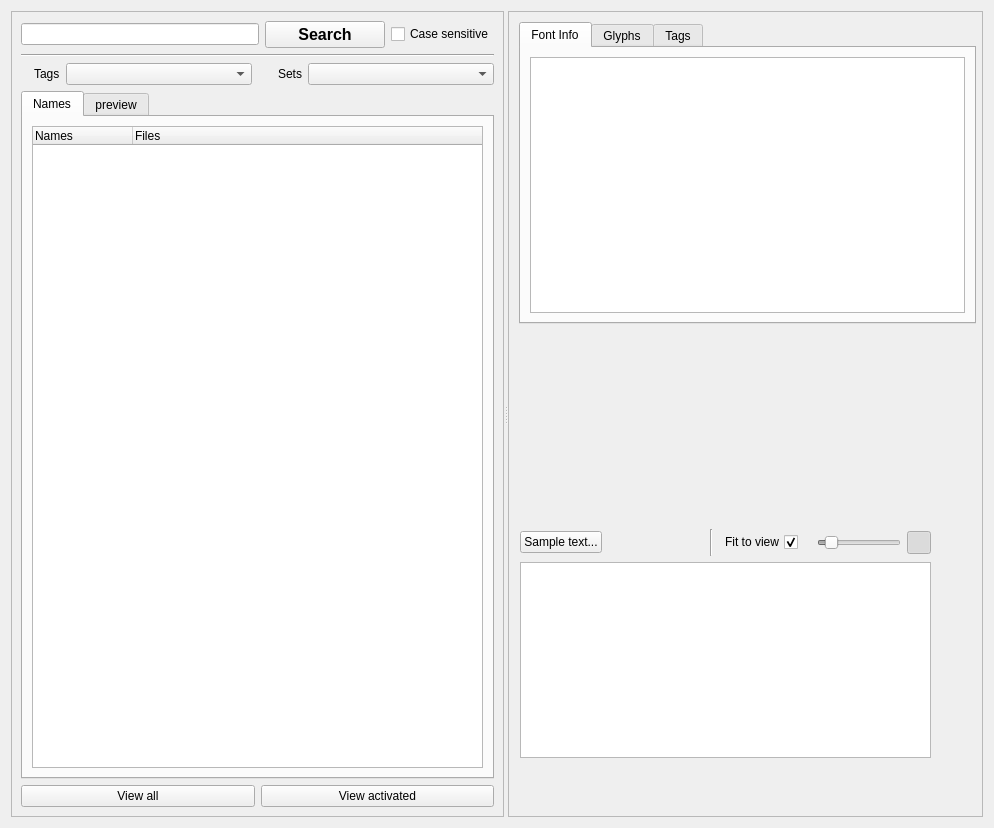
fontmatrix/fontmatrix, file src/mainview.ui: the form before one commit.
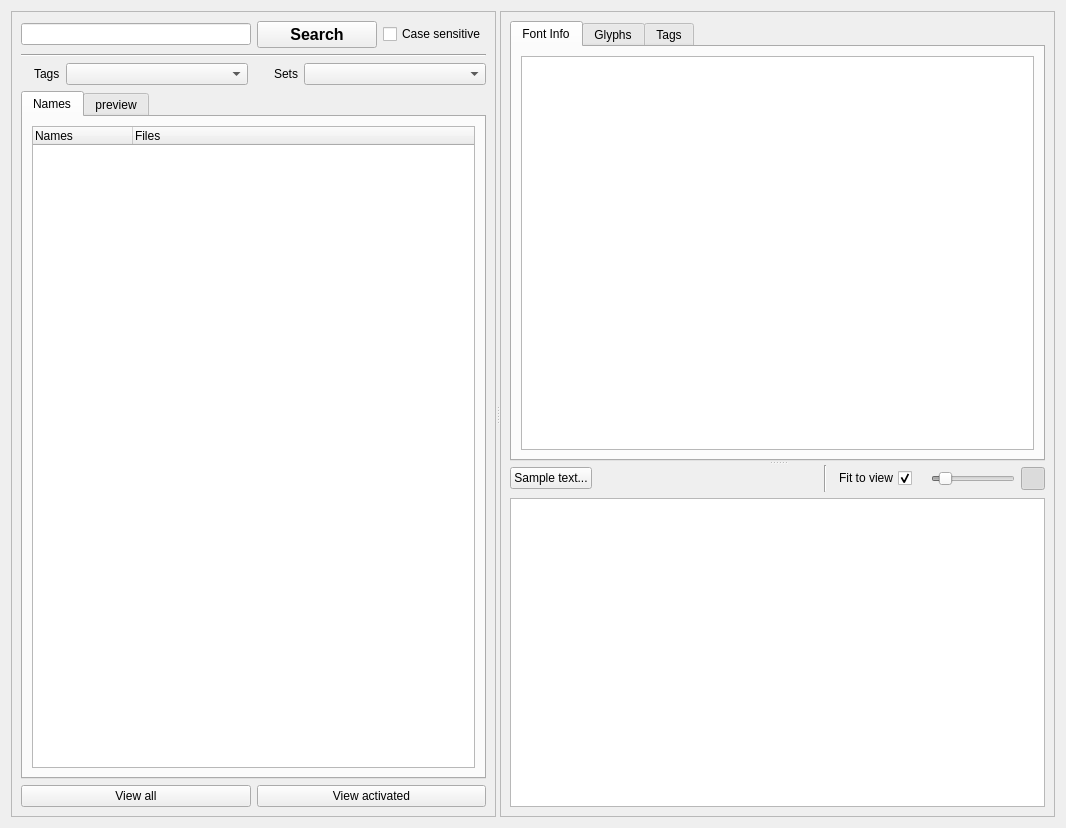
The form after the commit. The open tabs and pages were chosen to show the change. Icons and pictures are not drawn. Custom widgets are drawn as their Qt base class.

Commit message: fontmatrix: FIXED ui issue in glyphs view (raised by Vlada, thanks to him)

```diff
--- a/src/mainview.ui
+++ b/src/mainview.ui
@@ -6,7 +6,7 @@
    <rect>
     <x>0</x>
     <y>0</y>
-    <width>994</width>
+    <width>1066</width>
     <height>828</height>
    </rect>
   </property>
@@ -285,153 +285,13 @@
       <property name="frameShadow" >
        <enum>QFrame::Raised</enum>
       </property>
-      <widget class="QWidget" name="" >
-       <property name="geometry" >
-        <rect>
-         <x>12</x>
-         <y>518</y>
-         <width>411</width>
-         <height>229</height>
-        </rect>
-       </property>
        <layout class="QGridLayout" >
         <item row="0" column="0" >
-         <layout class="QHBoxLayout" >
-          <item>
-           <widget class="QPushButton" name="textButton" >
-            <property name="text" >
-             <string>Sample text...</string>
-            </property>
-           </widget>
-          </item>
-          <item>
-           <spacer>
-            <property name="orientation" >
-             <enum>Qt::Horizontal</enum>
-            </property>
-            <property name="sizeHint" >
-             <size>
-              <width>71</width>
-              <height>27</height>
-             </size>
-            </property>
-           </spacer>
-          </item>
-          <item>
-           <widget class="Line" name="line_3" >
+        <widget class="QSplitter" name="rightSplitter" >
             <property name="orientation" >
              <enum>Qt::Vertical</enum>
             </property>
-           </widget>
-          </item>
-          <item>
-           <widget class="QCheckBox" name="fitViewCheck" >
-            <property name="layoutDirection" >
-             <enum>Qt::RightToLeft</enum>
-            </property>
-            <property name="text" >
-             <string>Fit to view</string>
-            </property>
-            <property name="checked" >
-             <bool>true</bool>
-            </property>
-           </widget>
-          </item>
-          <item>
-           <widget class="QLabel" name="label" >
-            <property name="text" >
-             <string/>
-            </property>
-            <property name="pixmap" >
-             <pixmap resource="application.qrc" >:/fontmatrix_zoom.png</pixmap>
-            </property>
-            <property name="alignment" >
-             <set>Qt::AlignRight|Qt::AlignTrailing|Qt::AlignVCenter</set>
-            </property>
-           </widget>
-          </item>
-          <item>
-           <widget class="QSlider" name="renderZoom" >
-            <property name="enabled" >
-             <bool>false</bool>
-            </property>
-            <property name="sizePolicy" >
-             <sizepolicy vsizetype="Fixed" hsizetype="Preferred" >
-              <horstretch>0</horstretch>
-              <verstretch>0</verstretch>
-             </sizepolicy>
-            </property>
-            <property name="toolTip" >
-             <string comment="zoom" >zoom</string>
-            </property>
-            <property name="statusTip" >
-             <string>zoom is disabled, uncheck fit to view to enable zoom</string>
-            </property>
-            <property name="layoutDirection" >
-             <enum>Qt::LeftToRight</enum>
-            </property>
-            <property name="maximum" >
-             <number>1000</number>
-            </property>
-            <property name="value" >
-             <number>100</number>
-            </property>
-            <property name="tracking" >
-             <bool>true</bool>
-            </property>
-            <property name="orientation" >
-             <enum>Qt::Horizontal</enum>
-            </property>
-            <property name="invertedAppearance" >
-             <bool>false</bool>
-            </property>
-            <property name="invertedControls" >
-             <bool>false</bool>
-            </property>
-            <property name="tickPosition" >
-             <enum>QSlider::NoTicks</enum>
-            </property>
-            <property name="tickInterval" >
-             <number>0</number>
-            </property>
-           </widget>
-          </item>
-          <item>
-           <widget class="QToolButton" name="antiAliasButton" >
-            <property name="text" >
-             <string/>
-            </property>
-            <property name="icon" >
-             <iconset resource="application.qrc" >:/fontmatrix_antialias.png</iconset>
-            </property>
-            <property name="checkable" >
-             <bool>true</bool>
-            </property>
-            <property name="checked" >
-             <bool>true</bool>
-            </property>
-           </widget>
-          </item>
-         </layout>
-        </item>
-        <item row="1" column="0" >
-         <widget class="FMSampleTextView" name="loremView" >
-          <property name="focusPolicy" >
-           <enum>Qt::NoFocus</enum>
-          </property>
-         </widget>
-        </item>
-       </layout>
-      </widget>
       <widget class="QTabWidget" name="tabView" >
-       <property name="geometry" >
-        <rect>
-         <x>11</x>
-         <y>11</y>
-         <width>457</width>
-         <height>302</height>
-        </rect>
-       </property>
        <property name="currentIndex" >
         <number>1</number>
        </property>
@@ -578,6 +438,139 @@
         </attribute>
        </widget>
       </widget>
+         <widget class="QWidget" name="layoutWidget" >
+          <layout class="QGridLayout" >
+           <item row="0" column="0" >
+            <layout class="QHBoxLayout" >
+             <item>
+              <widget class="QPushButton" name="textButton" >
+               <property name="text" >
+                <string>Sample text...</string>
+               </property>
+              </widget>
+             </item>
+             <item>
+              <spacer>
+               <property name="orientation" >
+                <enum>Qt::Horizontal</enum>
+               </property>
+               <property name="sizeHint" >
+                <size>
+                 <width>71</width>
+                 <height>27</height>
+                </size>
+               </property>
+              </spacer>
+             </item>
+             <item>
+              <widget class="Line" name="line_3" >
+               <property name="orientation" >
+                <enum>Qt::Vertical</enum>
+               </property>
+              </widget>
+             </item>
+             <item>
+              <widget class="QCheckBox" name="fitViewCheck" >
+               <property name="layoutDirection" >
+                <enum>Qt::RightToLeft</enum>
+               </property>
+               <property name="text" >
+                <string>Fit to view</string>
+               </property>
+               <property name="checked" >
+                <bool>true</bool>
+               </property>
+              </widget>
+             </item>
+             <item>
+              <widget class="QLabel" name="label" >
+               <property name="text" >
+                <string/>
+               </property>
+               <property name="pixmap" >
+                <pixmap resource="application.qrc" >:/fontmatrix_zoom.png</pixmap>
+               </property>
+               <property name="alignment" >
+                <set>Qt::AlignRight|Qt::AlignTrailing|Qt::AlignVCenter</set>
+               </property>
+              </widget>
+             </item>
+             <item>
+              <widget class="QSlider" name="renderZoom" >
+               <property name="enabled" >
+                <bool>false</bool>
+               </property>
+               <property name="sizePolicy" >
+                <sizepolicy vsizetype="Fixed" hsizetype="Preferred" >
+                 <horstretch>0</horstretch>
+                 <verstretch>0</verstretch>
+                </sizepolicy>
+               </property>
+               <property name="toolTip" >
+                <string comment="zoom" >zoom</string>
+               </property>
+               <property name="statusTip" >
+                <string>zoom is disabled, uncheck fit to view to enable zoom</string>
+               </property>
+               <property name="layoutDirection" >
+                <enum>Qt::LeftToRight</enum>
+               </property>
+               <property name="maximum" >
+                <number>1000</number>
+               </property>
+               <property name="value" >
+                <number>100</number>
+               </property>
+               <property name="tracking" >
+                <bool>true</bool>
+               </property>
+               <property name="orientation" >
+                <enum>Qt::Horizontal</enum>
+               </property>
+               <property name="invertedAppearance" >
+                <bool>false</bool>
+               </property>
+               <property name="invertedControls" >
+                <bool>false</bool>
+               </property>
+               <property name="tickPosition" >
+                <enum>QSlider::NoTicks</enum>
+               </property>
+               <property name="tickInterval" >
+                <number>0</number>
+               </property>
+              </widget>
+             </item>
+             <item>
+              <widget class="QToolButton" name="antiAliasButton" >
+               <property name="text" >
+                <string/>
+               </property>
+               <property name="icon" >
+                <iconset resource="application.qrc" >:/fontmatrix_antialias.png</iconset>
+               </property>
+               <property name="checkable" >
+                <bool>true</bool>
+               </property>
+               <property name="checked" >
+                <bool>true</bool>
+               </property>
+              </widget>
+             </item>
+            </layout>
+           </item>
+           <item row="1" column="0" >
+            <widget class="FMSampleTextView" name="loremView" >
+             <property name="focusPolicy" >
+              <enum>Qt::NoFocus</enum>
+             </property>
+            </widget>
+           </item>
+          </layout>
+         </widget>
+        </widget>
+       </item>
+      </layout>
      </widget>
     </widget>
    </item>
```
Left out of the diff: 2 changed lines with no effect on the pictures. Lines whose indentation alone changed are shown as unchanged. The commit also changes 5 other files.
